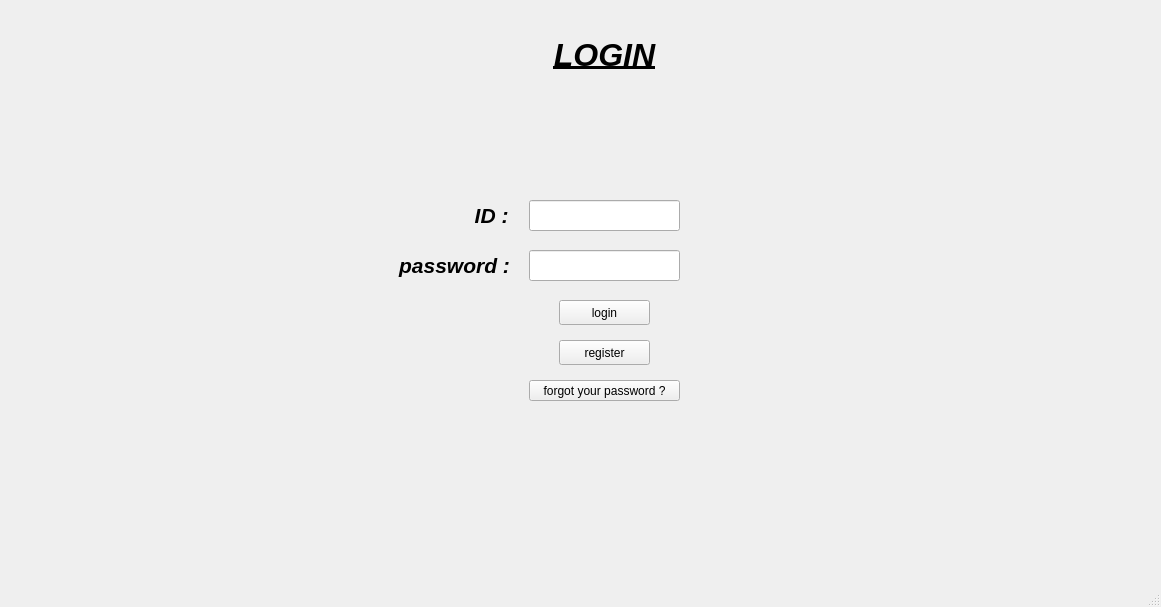
This is hospital/mainwindow.ui in midou5098/hospital-remake as Qt 5 draws it before an edit. The edited form follows.
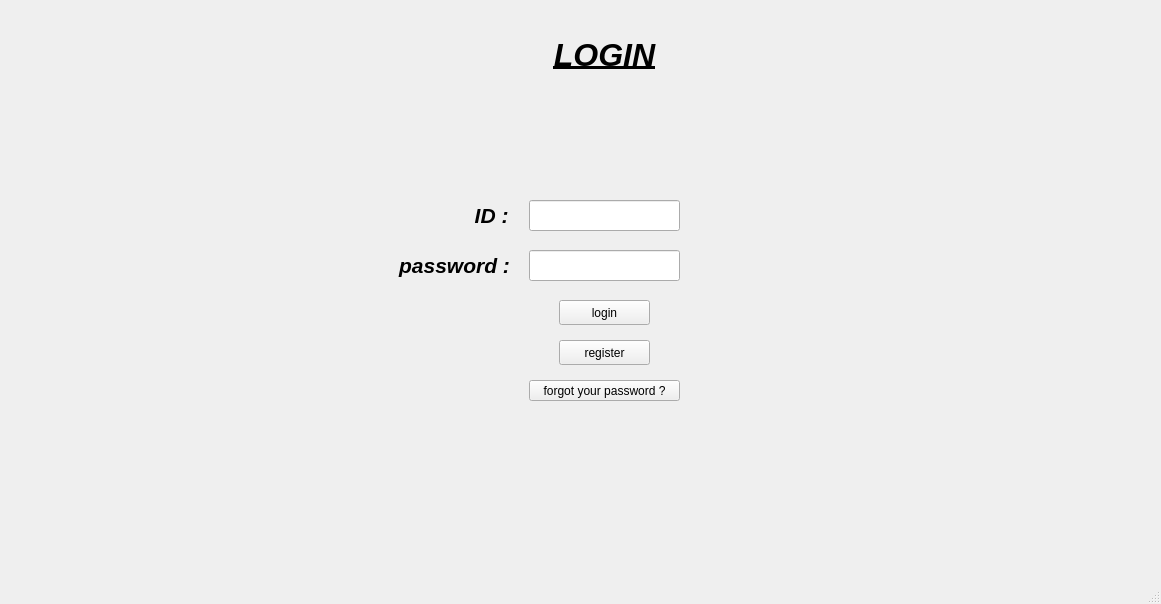
This is the edited form.

Commit message: added the logs messages labels to display system infos , linked by a QList since there isnt a QLabelGroup

What changed in the file:
```diff
--- a/hospital/mainwindow.ui
+++ b/hospital/mainwindow.ui
@@ -7,7 +7,7 @@
     <x>0</x>
     <y>0</y>
     <width>1161</width>
-    <height>607</height>
+    <height>604</height>
    </rect>
   </property>
   <property name="windowTitle">
```
Left out of the diff: 247 changed lines with no effect on the pictures. The commit also changes 2 other files.
